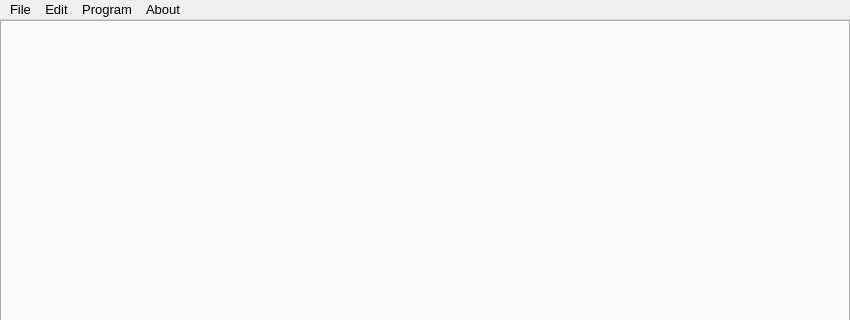
This is EasyNotepad/mainwindow.ui in maurictg/EasyNotepad as Qt 5 draws it before an edit; both pictures show x 0 to 850 and y 0 to 320 of the 850 by 700 pixel window. The edited form follows.
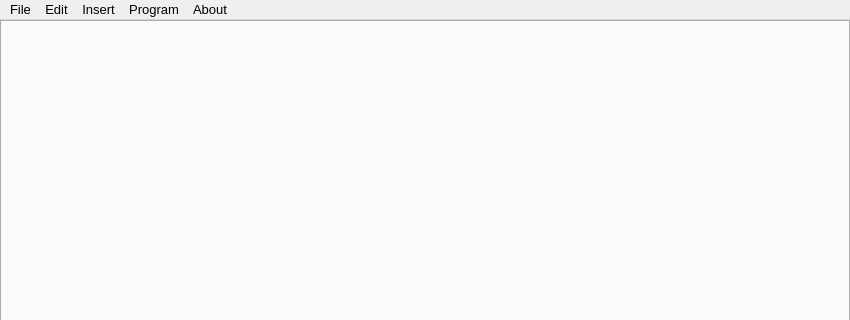
This is the edited form. Icons and pictures are not drawn.

Patch:
```diff
--- a/EasyNotepad/mainwindow.ui
+++ b/EasyNotepad/mainwindow.ui
@@ -196,8 +196,15 @@
     </property>
     <addaction name="actionAbout"/>
    </widget>
+   <widget class="QMenu" name="menuInsert">
+    <property name="title">
+     <string>Insert</string>
+    </property>
+    <addaction name="actionHyperlink"/>
+   </widget>
    <addaction name="menuFile"/>
    <addaction name="menuEdit"/>
+   <addaction name="menuInsert"/>
    <addaction name="menuProgram"/>
    <addaction name="menuAbout"/>
   </widget>
```
Left out of the diff: 8 changed lines with no effect on the pictures.
